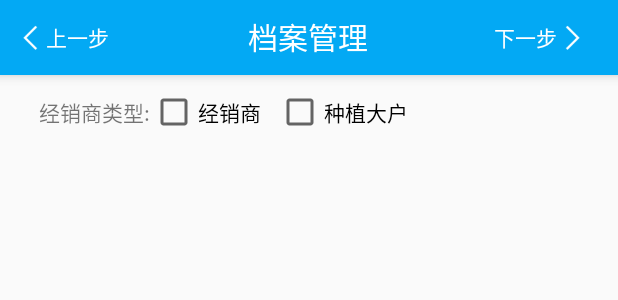
After one commit to ma452191078/sdlArchivesManager, an Android app: the layout activity_create_step1.xml on its own in the app's theme, with its tools: preview values and no code run, on a phone screen of 412 x 824 dp. The commit adds this screen. Shown: the top 300 px of the screen. Run offline under Robolectric (Android 15) with nearby library versions, the phone set to English and light mode, and no system bars.

Commit message:
1.增加第一步界面 2.增加带上一步和下一步的标题栏

```diff
--- /dev/null
+++ b/app/src/main/res/layout/activity_create_step1.xml
@@ -0,0 +1,50 @@
+<?xml version="1.0" encoding="utf-8"?>
+<LinearLayout xmlns:android="http://schemas.android.com/apk/res/android"
+    android:layout_width="match_parent"
+    android:layout_height="match_parent"
+    android:orientation="vertical"
+    >
+    <include
+        android:id="@+id/in_head"
+        layout="@layout/activity_head2" />
+    <ScrollView
+        android:layout_width="match_parent"
+        android:layout_height="match_parent"
+        android:scrollbarFadeDuration="5"
+        android:scrollbarStyle="insideOverlay"
+        >
+        <LinearLayout
+            android:layout_width="match_parent"
+            android:layout_height="match_parent"
+            android:layout_below="@+id/ll_main"
+            android:layout_alignParentBottom="true">
+            <LinearLayout
+                android:layout_width="match_parent"
+                android:layout_height="@dimen/left_text_height"
+                android:orientation="horizontal"
+                android:gravity="center"
+                >
+                <TextView
+                    android:layout_width="@dimen/left_text_width"
+                    android:layout_height="wrap_content"
+                    android:gravity="right"
+                    android:text="经销商类型:"/>
+                <LinearLayout
+                    android:layout_width="match_parent"
+                    android:layout_height="match_parent"
+                    android:orientation="horizontal"
+                    android:gravity="left">
+                    <CheckBox
+                        android:layout_width="wrap_content"
+                        android:layout_height="match_parent"
+                        android:text="经销商"/>
+                    <CheckBox
+                        android:layout_width="wrap_content"
+                        android:layout_height="match_parent"
+                        android:layout_marginLeft="10dp"
+                        android:text="种植大户"/>
+                </LinearLayout>
+            </LinearLayout>
+        </LinearLayout>
+    </ScrollView>
+</LinearLayout>
--- a/app/src/main/res/layout/activity_flowchart.xml
+++ b/app/src/main/res/layout/activity_flowchart.xml
@@ -18,6 +18,7 @@
 
             <!--第一步-->
             <LinearLayout
+                android:id="@+id/ll_step1"
                 android:layout_width="match_parent"
                 android:layout_height="wrap_content"
                 android:layout_marginTop="20dp"
@@ -71,6 +72,7 @@
 
             <!--第二步-->
             <LinearLayout
+                android:id="@+id/ll_step2"
                 android:layout_width="match_parent"
                 android:layout_height="wrap_content"
                 android:layout_marginTop="10dp"
@@ -124,6 +126,7 @@
 
             <!--第三步-->
             <LinearLayout
+                android:id="@+id/ll_step3"
                 android:layout_width="match_parent"
                 android:layout_height="wrap_content"
                 android:layout_marginTop="10dp"
@@ -176,6 +179,7 @@
             </LinearLayout>
             <!--第四步-->
             <LinearLayout
+                android:id="@+id/ll_step4"
                 android:layout_width="match_parent"
                 android:layout_height="wrap_content"
                 android:layout_marginTop="10dp"
@@ -228,6 +232,7 @@
             </LinearLayout>
             <!--第五步-->
             <LinearLayout
+                android:id="@+id/ll_step5"
                 android:layout_width="match_parent"
                 android:layout_height="wrap_content"
                 android:layout_marginTop="10dp"
@@ -280,6 +285,7 @@
             </LinearLayout>
             <!--第六步-->
             <LinearLayout
+                android:id="@+id/ll_step6"
                 android:layout_width="match_parent"
                 android:layout_height="wrap_content"
                 android:layout_marginTop="10dp"
@@ -332,6 +338,7 @@
             </LinearLayout>
 
             <LinearLayout
+                android:id="@+id/ll_start"
                 android:layout_width="match_parent"
                 android:layout_height="50dp"
                 android:layout_marginTop="30dp"
--- /dev/null
+++ b/app/src/main/res/layout/activity_head2.xml
@@ -0,0 +1,73 @@
+<?xml version="1.0" encoding="utf-8"?>
+<LinearLayout xmlns:android="http://schemas.android.com/apk/res/android"
+    android:layout_width="match_parent"
+    android:layout_height="50dp"
+    android:background="@color/colorTitleBlue"
+    android:orientation="horizontal"
+    android:elevation="5dp"
+    android:gravity="center">
+    <!--带上一步和下一步的标题栏-->
+
+    <LinearLayout
+        android:id="@+id/ll_menu"
+        android:layout_width="0dp"
+        android:layout_height="match_parent"
+        android:layout_weight="3"
+        android:orientation="horizontal"
+        android:gravity="center"
+        android:background="@drawable/button_selector"
+        >
+        <ImageView
+            android:layout_width="20dp"
+            android:layout_height="match_parent"
+            android:src="@mipmap/button_back"
+            android:layout_marginLeft="2dp"/>
+        <TextView
+            android:id="@+id/tv_back"
+            android:layout_width="wrap_content"
+            android:layout_height="match_parent"
+            android:gravity="center_vertical"
+            android:text="上一步"
+            android:textColor="@color/colorWhite"/>
+    </LinearLayout>
+
+    <TextView
+        android:id="@+id/top_tv"
+        android:layout_width="0dp"
+        android:layout_height="40dp"
+        android:layout_weight="9"
+        android:gravity="center"
+        android:text="档案管理"
+        android:textSize="@dimen/activity_head_text"
+        android:textColor="@color/colorWhite" />
+
+    <Gallery
+        android:layout_width="wrap_content"
+        android:layout_height="wrap_content"
+        android:id="@+id/gallery" />
+
+    <LinearLayout
+        android:id="@+id/ll_add"
+        android:layout_width="0dp"
+        android:layout_height="match_parent"
+        android:layout_weight="3"
+        android:orientation="horizontal"
+        android:gravity="center_vertical"
+        android:background="@drawable/button_selector"
+        >
+        <TextView
+            android:id="@+id/tv_next"
+            android:layout_width="wrap_content"
+            android:layout_height="match_parent"
+            android:gravity="center_vertical"
+            android:text="下一步"
+            android:textColor="@color/colorWhite"/>
+        <ImageView
+            android:layout_width="20dp"
+            android:layout_height="match_parent"
+            android:src="@mipmap/button_go"
+            android:layout_marginRight="2dp"/>
+    </LinearLayout>
+
+
+</LinearLayout>
--- a/app/src/main/res/layout/activity_main.xml
+++ b/app/src/main/res/layout/activity_main.xml
@@ -1,8 +1,7 @@
 <RelativeLayout xmlns:android="http://schemas.android.com/apk/res/android"
     xmlns:sdl="http://schemas.android.com/apk/res-auto"
     android:layout_width="match_parent"
-    android:layout_height="match_parent" >
-
+    android:layout_height="match_parent">
 
     <com.sdl.sdlarchivesmanager.view.SlidingMenu
         android:id="@+id/id_menu"
@@ -13,8 +12,8 @@
         <LinearLayout
             android:layout_width="wrap_content"
             android:layout_height="match_parent"
-            android:orientation="horizontal" >
-
+            android:orientation="horizontal">
+            <!--左侧侧滑菜单-->
             <include layout="@layout/activity_leftmenu" />
 
             <LinearLayout
@@ -22,32 +21,18 @@
                 android:layout_height="match_parent"
                 android:background="@color/colorBackgroudn"
                 android:orientation="vertical">
+                <!--标题菜单-->
                 <LinearLayout
                     android:layout_width="match_parent"
                     android:layout_height="wrap_content"
                     android:layout_marginBottom="5dp">
+
                     <include
                         android:id="@+id/in_head"
-                        layout="@layout/activity_head"/>
+                        layout="@layout/activity_head" />
                 </LinearLayout>
-                <!--<LinearLayout-->
-                    <!--android:layout_width="match_parent"-->
-                    <!--android:layout_height="match_parent">-->
-                    <!--<cn.trinea.android.common.view.DropDownListView-->
-                        <!--android:id="@+id/list_view"-->
-                        <!--sdl:isAutoLoadOnBottom="true"-->
-                        <!--sdl:isDropDownStyle="true"-->
-                        <!--sdl:isOnBottomStyle="true"-->
-                        <!--android:layout_width="match_parent"-->
-                        <!--android:layout_height="match_parent"-->
-                        <!--android:layout_margin="5dp"-->
-                        <!--android:background="@color/colorBackgroudn"-->
-                        <!--android:dividerHeight="5dp"-->
-                        <!--android:divider="@color/colorBackgroudn"/>-->
-                <!--</LinearLayout>-->
-
-                <include
-                    layout="@layout/activity_dropdownlist"/>
+                <!--申请单列表-->
+                <include layout="@layout/activity_dropdownlist" />
             </LinearLayout>
         </LinearLayout>
     </com.sdl.sdlarchivesmanager.view.SlidingMenu>
--- a/app/src/main/res/values/dimens.xml
+++ b/app/src/main/res/values/dimens.xml
@@ -12,5 +12,7 @@
     <dimen name="drop_down_list_header_progress_bar_height">36dp</dimen>
     <dimen name="drop_down_list_footer_progress_bar_height">36dp</dimen>
     <dimen name="left_menu_item_margin">18dp</dimen>
+    <dimen name="left_text_width">100dp</dimen>
+    <dimen name="left_text_height">50dp</dimen>
 
 </resources>
```
Also changed, not shown: app/src/main/res/mipmap-mdpi/button_go.png (added).
